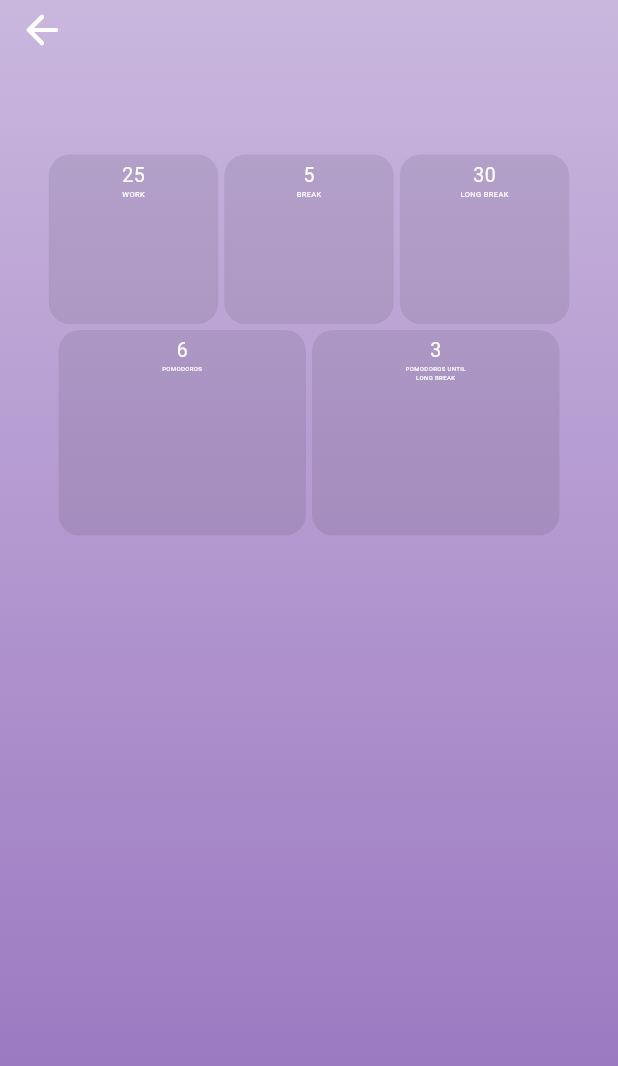
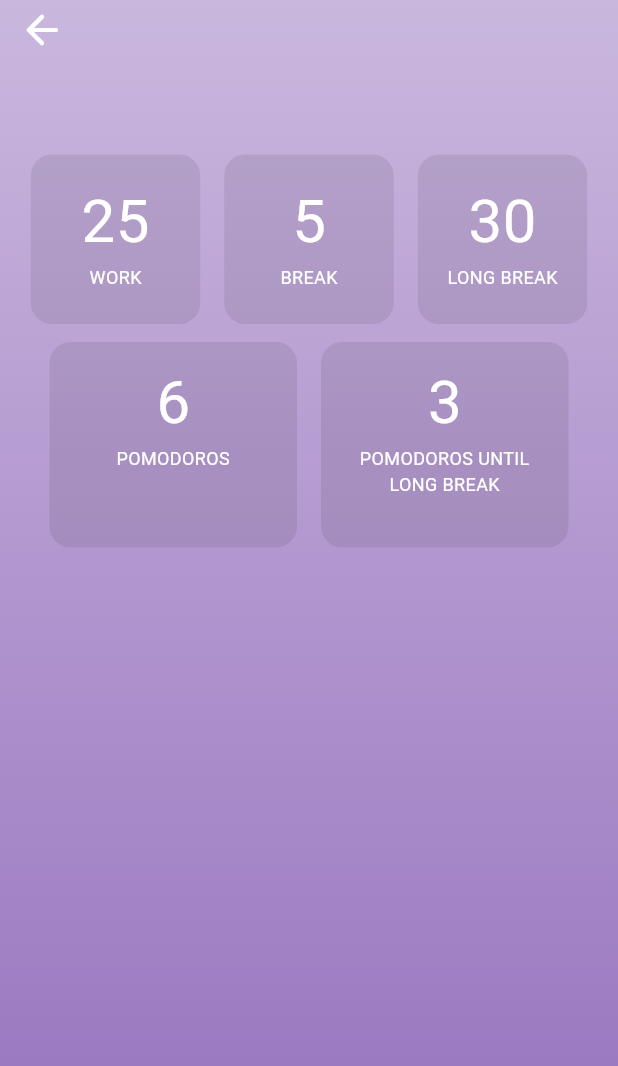
Before and after one commit to AmirtterK/To-Do-List, a Flutter app: the Pomodoro screen opened by its route, after a tap on an icon or button, on a phone screen of 412 x 824 dp. Shown: the top 1066 px of the screen. Run offline on Flutter 3.47's test engine with Material 3 defaults, Android fonts, the phone set to English and light mode, and no system bars; our stand-ins replace flutter_local_notifications, flutter_svg, font_awesome_flutter, go_router, numberpicker, percent_indicator and 6 more; missing offline and left inert: animated_line_through, app_settings, quick_actions, workmanager; accounts and stored records are empty.

Commit message:
pixelratio discard

```diff
--- a/lib/dialogs/NewListDialog.dart
+++ b/lib/dialogs/NewListDialog.dart
@@ -52,7 +52,7 @@ class _NewlistDialogState extends State<NewlistDialog> {
                 children: [
                   Padding(
                     padding:
-                        EdgeInsets.only(right: Device.pixelRatio*1, top: Device.pixelRatio*1),
+                        EdgeInsets.only(right: 4, top: 4),
                     child: SizedBox(
                       width: 30,
                       height: 30,
@@ -90,7 +90,7 @@ class _NewlistDialogState extends State<NewlistDialog> {
                   ),
                   isDense: true,
                   contentPadding: EdgeInsets.only(
-                      left: 20, bottom: 3, top: 0, right: Device.pixelRatio * 7),
+                      left: 20, bottom: 3, top: 0, right: 30),
                   border: InputBorder.none,
                   focusedBorder: InputBorder.none,
                   enabledBorder: InputBorder.none,
--- a/lib/models/widgets/Appbar.dart
+++ b/lib/models/widgets/Appbar.dart
@@ -160,7 +160,7 @@ class _AppbarState extends State<Appbar> {
                               newList.ListName.replaceAll('_', ' ')
                                   .replaceAll('dotmark', '.'),
                               style: TextStyle(
-                                fontSize: Device.pixelRatio * 6,
+                                fontSize: 18,
                                 fontWeight: Device.menuFont,
                               ),
                             ),
@@ -182,7 +182,7 @@ class _AppbarState extends State<Appbar> {
                 },
                 icon: Icon(
                   Icons.add_sharp,
-                  size: Device.pixelRatio * 10,
+                  size: 32,
                   color: Theme.of(context).colorScheme.secondaryFixed,
                 ),
               )
@@ -249,7 +249,7 @@ class _AppbarState extends State<Appbar> {
                   ),
                   icon: Icon(
                     Icons.delete_sweep,
-                    size: Device.pixelRatio * 10,
+                    size: 32,
                     color: Theme.of(context).colorScheme.secondaryFixed,
                   ),
                 ),
--- a/lib/models/widgets/LabelsList.dart
+++ b/lib/models/widgets/LabelsList.dart
@@ -29,7 +29,7 @@ class _LabelslistState extends State<Labelslist> {
                 child: Container(
                   width: (Device.screenWidth / 5.5).round() * 1,
                   padding: EdgeInsets.symmetric(
-                    vertical: Device.pixelRatio * 3,
+                    vertical: 12,
                   ),
                   alignment: Alignment.center,
                   child: Text(
--- a/lib/models/widgets/NavigationMenu.dart
+++ b/lib/models/widgets/NavigationMenu.dart
@@ -111,7 +111,7 @@ class _NavigationMenuState extends State<NavigationMenu> {
                                                     .replaceAll('dotmark', '.'),
                                                 style: TextStyle(
                                                   fontSize:
-                                                      Device.pixelRatio * 6,
+                                                      18,
                                                   fontWeight: Device.menuFont,
                                                 ),
                                               ),
@@ -133,7 +133,7 @@ class _NavigationMenuState extends State<NavigationMenu> {
                                   ),
                                   icon: Icon(
                                     Icons.add_sharp,
-                                    size: Device.pixelRatio * 10,
+                                    size: 30,
                                     color: Theme.of(context)
                                         .colorScheme
                                         .secondaryFixed,
@@ -157,7 +157,7 @@ class _NavigationMenuState extends State<NavigationMenu> {
                                   ),
                                   icon: Icon(
                                     Icons.arrow_back_ios_rounded,
-                                    size: Device.pixelRatio * 8,
+                                    size: 32,
                                     color: Theme.of(context)
                                         .colorScheme
                                         .secondaryFixed,
--- a/lib/models/widgets/TaskTile.dart
+++ b/lib/models/widgets/TaskTile.dart
@@ -71,7 +71,7 @@ class _TaskTileState extends State<TaskTile> {
       contentPadding: const EdgeInsets.only(left: 17),
       key: const ObjectKey(ListTile),
       title: Padding(
-        padding: EdgeInsets.only(right: Device.pixelRatio * 8),
+        padding: EdgeInsets.only(right: 32),
         child: Row(
           children: [
             Container(
@@ -150,8 +150,7 @@ class _TaskTileState extends State<TaskTile> {
       ),
       subtitle: (widget.task.description.isNotEmpty)
           ? Padding(
-              padding: EdgeInsets.only(
-                  left: Device.pixelRatio * 15, right: Device.pixelRatio * 20),
+              padding: EdgeInsets.only(left: 42, right: 60),
               child: Text(
                 widget.task.description,
                 style: TextStyle(
--- a/lib/pages/CustomePage.dart
+++ b/lib/pages/CustomePage.dart
@@ -333,7 +333,7 @@ class _CustomepageState extends State<Customepage> with WidgetsBindingObserver {
             elevation: 3,
             child: Icon(
               CupertinoIcons.add,
-              size: Device.pixelRatio * 12,
+              size: 36,
             ),
           ),
           child: Padding(
@@ -350,7 +350,7 @@ class _CustomepageState extends State<Customepage> with WidgetsBindingObserver {
               elevation: 3,
               child: Icon(
                 CupertinoIcons.add,
-                size: Device.pixelRatio * 12,
+                size: 36,
               ),
             ),
           ),
--- a/lib/pages/Editpomodoro.dart
+++ b/lib/pages/Editpomodoro.dart
@@ -59,7 +59,7 @@ class _EditpomodoroState extends State<Editpomodoro> {
                 (index) {
                   return Padding(
                     padding:
-                        EdgeInsets.symmetric(horizontal: Device.pixelRatio * 2),
+                        EdgeInsets.symmetric(horizontal: 8),
                     child: InkWell(
                       borderRadius: BorderRadius.circular(14),
                       onTap: () async {
@@ -76,12 +76,12 @@ class _EditpomodoroState extends State<Editpomodoro> {
                         child: Column(
                           children: [
                             SizedBox(
-                              height: Device.pixelRatio * 4,
+                              height: 16,
                             ),
                             Text(
                               PomodoroData.endTimer[index * 2].toString(),
                               style: TextStyle(
-                                  fontSize: Device.pixelRatio * 13,
+                                  fontSize: 40,
                                   color:
                                       const Color.fromARGB(255, 255, 255, 255),
                                   fontWeight: Device.menuFont),
@@ -91,7 +91,7 @@ class _EditpomodoroState extends State<Editpomodoro> {
                               style: TextStyle(
                                   color:
                                       const Color.fromARGB(255, 255, 255, 255),
-                                  fontSize: Device.pixelRatio * 5,
+                                  fontSize: 12,
                                   fontWeight: Device.menuFont),
                             ),
                           ],
@@ -107,8 +107,8 @@ class _EditpomodoroState extends State<Editpomodoro> {
               children: [
                 Padding(
                   padding: EdgeInsets.symmetric(
-                    horizontal: Device.pixelRatio * 2,
-                    vertical: Device.pixelRatio * 4,
+                    horizontal: 8,
+                    vertical: 12,
                   ),
                   child: InkWell(
                     borderRadius: BorderRadius.circular(14),
@@ -127,19 +127,19 @@ class _EditpomodoroState extends State<Editpomodoro> {
                       child: Column(
                         children: [
                           SizedBox(
-                            height: Device.pixelRatio * 4,
+                            height: 12,
                           ),
                           Text(
                             PomodoroData.sets.toString(),
                             style: TextStyle(
-                                fontSize: Device.pixelRatio * 13,
+                                fontSize: 40,
                                 color: const Color.fromARGB(255, 255, 255, 255),
                                 fontWeight: Device.menuFont),
                           ),
                           Text(
                             "POMODOROS",
                             style: TextStyle(
-                                fontSize: Device.pixelRatio * 4,
+                                fontSize: 12,
                                 color: const Color.fromARGB(255, 255, 255, 255),
                                 fontWeight: Device.menuFont),
                             textAlign: TextAlign.center,
@@ -150,9 +150,7 @@ class _EditpomodoroState extends State<Editpomodoro> {
                   ),
                 ),
                 Padding(
-                  padding: EdgeInsets.symmetric(
-                      horizontal: Device.pixelRatio * 2,
-                      vertical: Device.pixelRatio * 2),
+                  padding: EdgeInsets.all(8),
                   child: InkWell(
                     borderRadius: BorderRadius.circular(14),
                     onTap: () async {
@@ -169,19 +167,19 @@ class _EditpomodoroState extends State<Editpomodoro> {
                       child: Column(
                         children: [
                           SizedBox(
-                            height: Device.pixelRatio * 4,
+                            height: 12,
                           ),
                           Text(
                             PomodoroData.breakSet.toString(),
                             style: TextStyle(
-                                fontSize: Device.pixelRatio * 13,
+                                fontSize: 40,
                                 color: const Color.fromARGB(255, 255, 255, 255),
                                 fontWeight: Device.menuFont),
                           ),
                           Text(
                             "POMODOROS UNTIL\nLONG BREAK",
                             style: TextStyle(
-                                fontSize: Device.pixelRatio * 4,
+                                fontSize: 12,
                                 color: const Color.fromARGB(255, 255, 255, 255),
                                 fontWeight: Device.menuFont),
                             textAlign: TextAlign.center,
@@ -248,21 +246,21 @@ Future<void> editPomodoroTime(
                                 : null,
                             icon: Icon(
                               Icons.remove_rounded,
-                              size: Device.pixelRatio * 12,
+                              size: 30,
                               color: const Color.fromARGB(255, 255, 255, 255),
                             ),
                           ),
                           NumberPicker(
                             selectedTextStyle: TextStyle(
-                              fontSize: Device.pixelRatio * 11,
+                              fontSize: 30,
                               color: const Color.fromARGB(255, 255, 255, 255),
                             ),
                             textStyle: TextStyle(
-                              fontSize: Device.pixelRatio * 6,
+                              fontSize: 18,
                               color: const Color.fromARGB(255, 255, 255, 255),
                             ),
                             itemCount: 3,
-                            itemHeight: Device.pixelRatio * 18,
+                            itemHeight: 40,
                             step: 1,
                             minValue: 1,
                             maxValue: 60,
@@ -285,7 +283,7 @@ Future<void> editPomodoroTime(
                                 : null,
                             icon: Icon(
                               Icons.add_rounded,
-                              size: Device.pixelRatio * 12,
+                              size: 30,
                               color: const Color.fromARGB(255, 255, 255, 255),
                             ),
                           ),
@@ -302,7 +300,7 @@ Future<void> editPomodoroTime(
                         },
                         icon: Icon(
                           Icons.check_rounded,
-                          size: Device.pixelRatio * 12,
+                          size: 30,
                           color: const Color.fromARGB(255, 255, 255, 255),
                         ),
                       ),
@@ -366,21 +364,21 @@ Future<void> editPomodoroSets(
                                 : null,
                             icon: Icon(
                               Icons.remove_rounded,
-                              size: Device.pixelRatio * 12,
+                              size: 30,
                               color: const Color.fromARGB(255, 255, 255, 255),
                             ),
                           ),
                           NumberPicker(
                             selectedTextStyle: TextStyle(
-                              fontSize: Device.pixelRatio * 11,
+                              fontSize: 30,
                               color: const Color.fromARGB(255, 255, 255, 255),
                             ),
                             textStyle: TextStyle(
-                              fontSize: Device.pixelRatio * 6,
+                              fontSize: 18,
                               color: const Color.fromARGB(255, 255, 255, 255),
                             ),
                             itemCount: 3,
-                            itemHeight: Device.pixelRatio * 18,
+                            itemHeight: 40,
                             step: 1,
                             minValue: 1,
                             maxValue: 60,
@@ -403,7 +401,7 @@ Future<void> editPomodoroSets(
                                 : null,
                             icon: Icon(
                               Icons.add_rounded,
-                              size: Device.pixelRatio * 12,
+                              size: 30,
                               color: const Color.fromARGB(255, 255, 255, 255),
                             ),
                           ),
@@ -422,7 +420,7 @@ Future<void> editPomodoroSets(
                         },
                         icon: Icon(
                           Icons.check_rounded,
-                          size: Device.pixelRatio * 12,
+                          size: 30,
                           color: const Color.fromARGB(255, 255, 255, 255),
                         ),
                       ),
--- a/lib/pages/OnBoard.dart
+++ b/lib/pages/OnBoard.dart
@@ -67,7 +67,7 @@ class _OnBoardState extends State<OnBoard> {
                           ),
                           icon: Icon(
                             Icons.arrow_forward_ios_rounded,
-                            size: Device.pixelRatio * 10,
+                            size: 36,
                             color: Theme.of(context).colorScheme.secondaryFixed,
                           ),
                         ),
--- a/lib/pages/Pomodoro.dart
+++ b/lib/pages/Pomodoro.dart
@@ -99,7 +99,7 @@ class PomodoroState extends State<Pomodoro> {
                       mainAxisAlignment: MainAxisAlignment.end,
                       children: [
                         SizedBox(
-                          width: Device.pixelRatio * 1,
+                          width: 4,
                         ),
                         IconButton(
                           onPressed: () async {
@@ -113,7 +113,7 @@ class PomodoroState extends State<Pomodoro> {
                           icon: Icon(
                             CustomIcons.editPomodoro,
                             color: const Color.fromARGB(255, 255, 255, 255),
-                            size: Device.pixelRatio * 9,
+                            size: 32,
                           ),
                         ),
                       ],
@@ -151,7 +151,7 @@ class PomodoroState extends State<Pomodoro> {
                             PomodoroData.timerName[PomodoroData.status ~/ 2],
                             style: TextStyle(
                                 color: Colors.white,
-                                fontSize: Device.pixelRatio * 8,
+                                fontSize: 32,
                                 fontWeight: Device.menuFont),
                           )
                         ],
@@ -163,19 +163,19 @@ class PomodoroState extends State<Pomodoro> {
                     children: List.generate(PomodoroData.sets, (index) {
                       return Padding(
                         padding: EdgeInsets.symmetric(
-                            horizontal: Device.pixelRatio * 1),
+                            horizontal: 4),
                         child: (PomodoroData.completedSets > index)
                             ? Icon(
                                 CustomIcons.pomodoroCompleted,
                                 color: Theme.of(context)
                                     .colorScheme
                                     .secondaryFixed,
-                                size: Device.pixelRatio * 10,
+                                size: 40,
                               )
                             : Icon(
                                 CustomIcons.pomodoro,
                                 color: Colors.white,
-                                size: Device.pixelRatio * 10,
+                                size: 40,
                               ),
                       );
                     }),
@@ -227,7 +227,7 @@ class PomodoroState extends State<Pomodoro> {
                         PomodoroData.isRunning ? "Pause" : "Start",
                         style: TextStyle(
                             color: Colors.white,
-                            fontSize: Device.pixelRatio * 8,
+                            fontSize: 32,
                             fontWeight: Device.menuFont),
                       ),
                     ),
@@ -248,12 +248,12 @@ class PomodoroState extends State<Pomodoro> {
                       setState(() {});
                     },
                     child: Padding(
-                      padding: EdgeInsets.only(bottom: Device.pixelRatio * 8),
+                      padding: EdgeInsets.only(bottom: 32),
                       child: Text(
                         "Reset",
                         style: TextStyle(
                             color: Colors.white,
-                            fontSize: Device.pixelRatio * 8,
+                            fontSize: 32,
                             fontWeight: Device.menuFont),
                       ),
                     ),
--- a/lib/pages/Theme.dart
+++ b/lib/pages/Theme.dart
@@ -44,7 +44,7 @@ class _ThemePageState extends State<ThemePage> {
       body: Column(
         children: [
           SizedBox(
-            height: Device.pixelRatio * 4,
+            height: 16,
           ),
           Expanded(
             child: Padding(
--- a/lib/services/database/AppData.dart
+++ b/lib/services/database/AppData.dart
@@ -40,7 +40,7 @@ class MainData {
             Text(
               'Inbox',
               style: TextStyle(
-                fontSize: Device.pixelRatio * 6,
+                fontSize: 18,
                 fontWeight: Device.menuFont,
               ),
             ),
@@ -73,7 +73,7 @@ class MainData {
             Text(
               'Today',
               style: TextStyle(
-                fontSize: Device.pixelRatio * 6,
+                fontSize: 18,
                 fontWeight: Device.menuFont,
               ),
             ),
@@ -103,7 +103,7 @@ class MainData {
         Text(
           'Pomodoro',
           style: TextStyle(
-            fontSize: Device.pixelRatio * 6,
+            fontSize: 18,
             fontWeight: Device.menuFont,
           ),
         ),
@@ -116,7 +116,7 @@ class MainData {
         Text(
           'Archive',
           style: TextStyle(
-            fontSize: Device.pixelRatio * 6,
+            fontSize: 18,
             fontWeight: Device.menuFont,
           ),
         ),
@@ -129,7 +129,7 @@ class MainData {
         Text(
           'Settings',
           style: TextStyle(
-            fontSize: Device.pixelRatio * 6,
+            fontSize: 18,
             fontWeight: Device.menuFont,
           ),
         ),
@@ -229,7 +229,7 @@ Future<void> updateInboxProgressIndicators() async {
       Text(
         'Inbox',
         style: TextStyle(
-          fontSize: Device.pixelRatio * 6,
+          fontSize: 18,
           fontWeight: Device.menuFont,
         ),
       ),
@@ -259,7 +259,7 @@ Future<void> updateTodayProgressIndicators() async {
       Text(
         'Today',
         style: TextStyle(
-          fontSize: Device.pixelRatio * 6,
+          fontSize: 18,
           fontWeight: Device.menuFont,
         ),
       ),
@@ -463,7 +463,7 @@ Future<void> ResetData() async {
             Text(
               'Inbox',
               style: TextStyle(
-                fontSize: Device.pixelRatio * 6,
+                fontSize: 18,
                 fontWeight: Device.menuFont,
               ),
             ),
@@ -496,7 +496,7 @@ Future<void> ResetData() async {
             Text(
               'Today',
               style: TextStyle(
-                fontSize: Device.pixelRatio * 6,
+                fontSize: 18,
                 fontWeight: Device.menuFont,
               ),
             ),
@@ -526,7 +526,7 @@ Future<void> ResetData() async {
         Text(
           'Pomodoro',
           style: TextStyle(
-            fontSize: Device.pixelRatio * 6,
+            fontSize: 18,
             fontWeight: Device.menuFont,
           ),
         ),
@@ -539,7 +539,7 @@ Future<void> ResetData() async {
         Text(
           'Archive',
           style: TextStyle(
-            fontSize: Device.pixelRatio * 6,
+            fontSize: 18,
             fontWeight: Device.menuFont,
           ),
         ),
@@ -552,7 +552,7 @@ Future<void> ResetData() async {
         Text(
           'Settings',
           style: TextStyle(
-            fontSize: Device.pixelRatio * 6,
+            fontSize: 18,
             fontWeight: Device.menuFont,
           ),
         ),
--- a/lib/services/database/DataBase.dart
+++ b/lib/services/database/DataBase.dart
@@ -258,7 +258,7 @@ Future<void> fetchLists() async {
           Text(
             Clist.ListName.replaceAll('_', ' ').replaceAll('dotmark', '.'),
             style: TextStyle(
-              fontSize: Device.pixelRatio * 6,
+              fontSize: 18,
               fontWeight: Device.menuFont,
             ),
           ),
```
Also changed, not shown: lib/dialogs/NewTaskDialog.dart (+17 -17 lines), lib/dialogs/TaskDialog.dart (+17 -17 lines), lib/main.dart (+17 -11 lines), lib/pages/HomeMenu.dart (+7 -7 lines), lib/pages/Settings.dart (+28 -28 lines), lib/services/notifications/workmanager.dart (+10 -4 lines), 3 other files.
